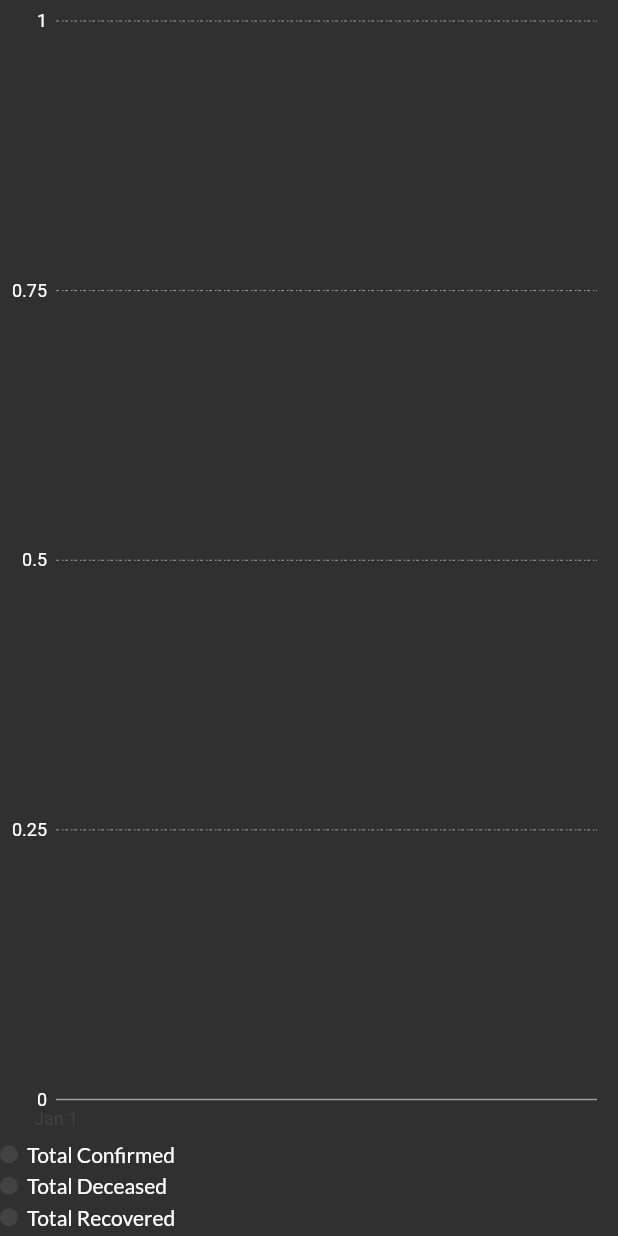
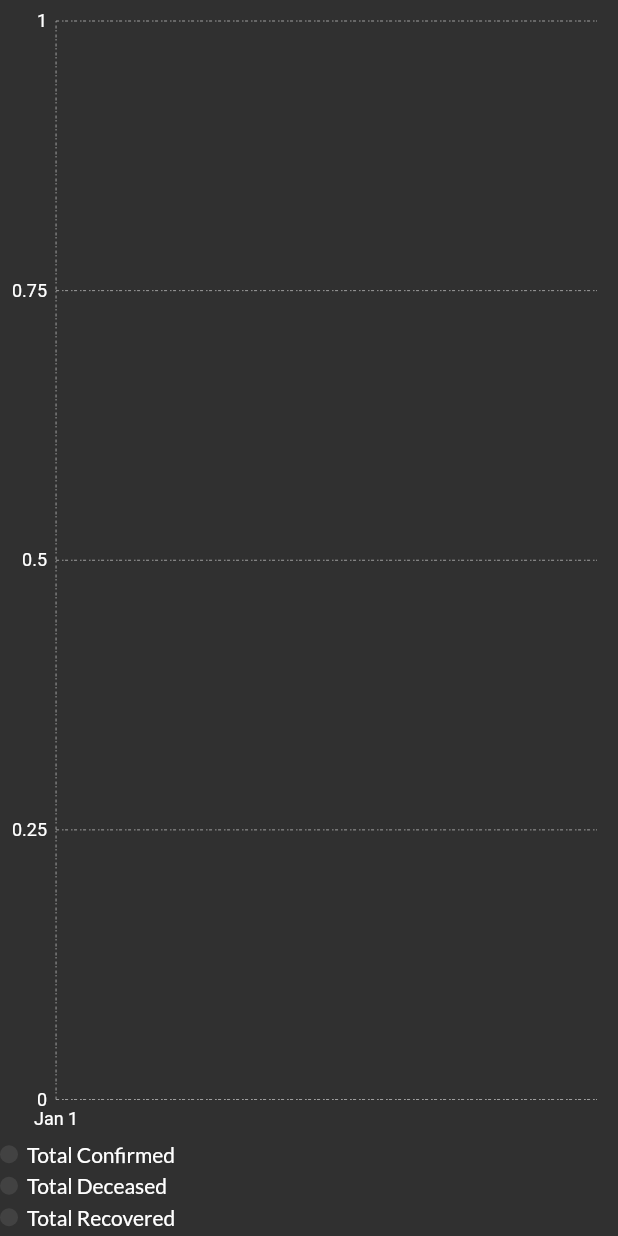
Before and after one commit to Shiba-Kar/covid-19_tracker, a Flutter app: the IndianStatisticsLineChartTotal widget shown alone on an empty page, opened directly with empty values, on a phone screen of 412 x 824 dp. Run offline on Flutter 3.47's test engine with Material 2 defaults, Android fonts, the phone set to English and light mode, and no system bars; our stand-ins replace avatar_glow, charts_flutter, flutter_spinkit, google_fonts; missing offline and left inert: async_resource, mccounting_text.

Commit message:
improved the color scale and text to white

```diff
--- a/lib/widgets/IndianStatisticsLineChartTotal.dart
+++ b/lib/widgets/IndianStatisticsLineChartTotal.dart
@@ -25,25 +25,33 @@ class _IndianStatisticsLineChartTotalState
         widget.indianCovidDataModel.casesTimeSeries;
 
     List<charts.Series<LinearPeople, DateTime>> _createRandomData() {
-      DateFormat format = DateFormat('dd MMMM');
+     DateFormat format = DateFormat.yMMMd();
 
       List<LinearPeople> totalconfirmed = [];
       List<LinearPeople> totaldeceased = [];
       List<LinearPeople> totalrecovered = [];
 
+      DateTime addYearAndFormat(String date) {
+
+        var dateTime3 = DateFormat('dd MMMM').parse(date);
+        var y =
+            DateFormat.yMMMd().format(dateTime3).replaceAll(', 1970', ', 2020');
+        return format.parse(y);
+      }
+
       for (var i = 0; i < data.length; i++) {
         totalconfirmed.add(LinearPeople(
-            format.parse(data[i].date), int.parse(data[i].totalconfirmed)));
+            addYearAndFormat(data[i].date), int.parse(data[i].totalconfirmed)));
         totaldeceased.add(LinearPeople(
-            format.parse(data[i].date), int.parse(data[i].totaldeceased)));
+            addYearAndFormat(data[i].date), int.parse(data[i].totaldeceased)));
         totalrecovered.add(LinearPeople(
-            format.parse(data[i].date), int.parse(data[i].totalrecovered)));
+            addYearAndFormat(data[i].date), int.parse(data[i].totalrecovered)));
       }
 
       return [
         charts.Series<LinearPeople, DateTime>(
           id: "totalconfirmed",
-         // strokeWidthPxFn: (datum, index) => 5.0,
+          // strokeWidthPxFn: (datum, index) => 5.0,
           displayName: "Total Confirmed",
           colorFn: (_, __) => charts.MaterialPalette.yellow.shadeDefault,
           domainFn: (LinearPeople sales, _) => sales.date,
@@ -52,7 +60,7 @@ class _IndianStatisticsLineChartTotalState
         ),
         charts.Series<LinearPeople, DateTime>(
           id: "totaldeceased",
-         // strokeWidthPxFn: (datum, index) => 5.0,
+          // strokeWidthPxFn: (datum, index) => 5.0,
           displayName: "Total Deceased",
           colorFn: (_, __) => charts.MaterialPalette.deepOrange.shadeDefault,
           domainFn: (LinearPeople sales, _) => sales.date,
@@ -70,7 +78,8 @@ class _IndianStatisticsLineChartTotalState
         )
       ];
     }
-final simpleNumberFormatter =
+
+    final simpleNumberFormatter =
         new charts.BasicNumericTickFormatterSpec.fromNumberFormat(
       new NumberFormat.compact(),
     );
@@ -78,7 +87,7 @@ final simpleNumberFormatter =
     return Container(
       child: charts.TimeSeriesChart(
         _createRandomData(),
-          primaryMeasureAxis: charts.NumericAxisSpec(
+        primaryMeasureAxis: charts.NumericAxisSpec(
           tickFormatterSpec: simpleNumberFormatter,
           renderSpec: new charts.GridlineRendererSpec(
             labelStyle: new charts.TextStyleSpec(
@@ -88,6 +97,19 @@ final simpleNumberFormatter =
                 color: charts.MaterialPalette.gray.shadeDefault,
                 thickness: 0,
                 dashPattern: [2, 2, 1, 1]),
+          ),
+        ),
+        domainAxis: charts.DateTimeAxisSpec(
+          renderSpec: new charts.GridlineRendererSpec(
+            labelAnchor: charts.TickLabelAnchor.inside,
+            lineStyle: new charts.LineStyleSpec(
+              color: charts.MaterialPalette.gray.shadeDefault,
+              thickness: 0,
+              dashPattern: [2, 2, 1, 1],
+            ),
+            labelStyle: new charts.TextStyleSpec(
+              color: charts.MaterialPalette.white,
+            ),
           ),
         ),
         behaviors: [
@@ -109,8 +131,6 @@ final simpleNumberFormatter =
           stacked: false,
           areaOpacity: 0.4,
           includeLine: true,
-
-
           radiusPx: 3.0,
           roundEndCaps: true,
         ),
```
